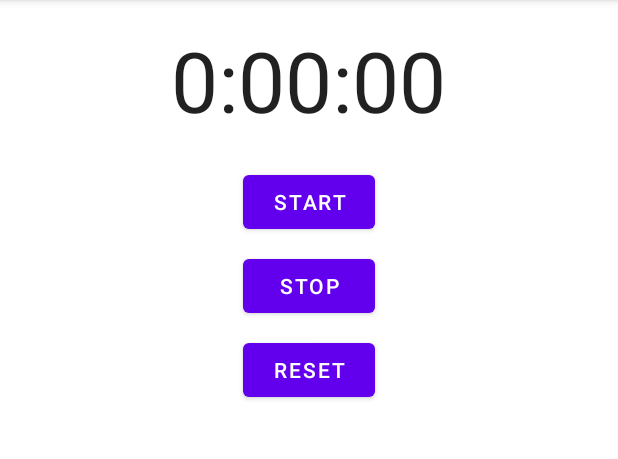
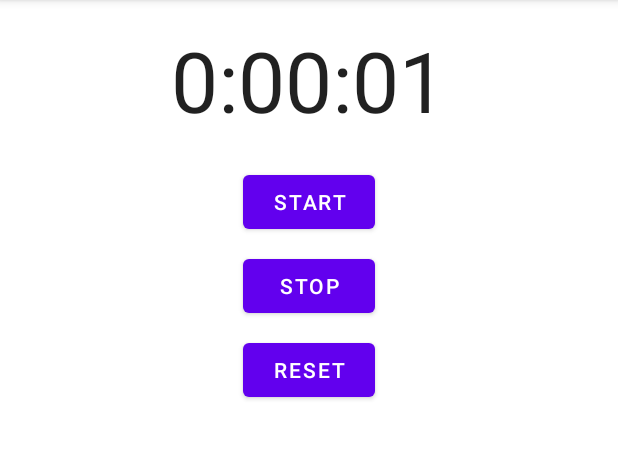
Before and after one commit to JonGracias/Ch11_Workout_Stopwatch_Fragment, an Android app: the screen it shows after launch (TempActivity), after a tap on "STOP", on a phone screen of 412 x 824 dp, the part 84-543 px from its top. Run offline under Robolectric (Android 15) with nearby library versions, the phone set to English and light mode, and no system bars.

```diff
--- a/app/src/main/java/com/hfad/workout/StopwatchFragment.java
+++ b/app/src/main/java/com/hfad/workout/StopwatchFragment.java
@@ -3,13 +3,15 @@ package com.hfad.workout;
 import android.os.Bundle;
 import androidx.fragment.app.Fragment;
 import android.os.Handler;
+import android.os.Looper;
 import android.view.LayoutInflater;
 import android.view.View;
 import android.view.ViewGroup;
+import android.widget.Button;
 import android.widget.TextView;
 import java.util.Locale;
 
-public class StopwatchFragment extends Fragment {
+public class StopwatchFragment extends Fragment implements View.OnClickListener{
     //Number of seconds displayed on the stopwatch.
     private int seconds = 0;
     //Is the stopwatch running?
@@ -32,7 +34,30 @@ public class StopwatchFragment extends Fragment {
         // Inflate the layout for this fragment
         View layout = inflater.inflate(R.layout.fragment_stopwatch, container, false);
         runTimer(layout);
+        Button startButton = layout.findViewById(R.id.start_button);
+        startButton.setOnClickListener(this);
+        Button stopButton  = layout.findViewById(R.id.stop_button);
+        stopButton.setOnClickListener(this);
+        Button resetButton = layout.findViewById(R.id.reset_button);
+        resetButton.setOnClickListener(this);
         return layout;
+    }
+
+    @Override
+    public void onClick(View v) {
+        switch (v.getId()) {
+            case R.id.start_button:
+                onClickStart();
+                break;
+
+            case R.id.stop_button:
+                onClickStop();
+                break;
+
+            case R.id.reset_button:
+                onClickReset();
+                break;
+        }
     }
 
     @Override
@@ -57,35 +82,33 @@ public class StopwatchFragment extends Fragment {
         savedInstanceState.putBoolean("wasRunning", wasRunning);
     }
 
-    public void onClickStart(View view) {
+    private void onClickStart() {
         running = true;
     }
 
-    public void onClickStop(View view) {
+    private void onClickStop() {
         running = false;
-        seconds = 0;
     }
 
-    public void onClickReset(View view) {
+    private void onClickReset() {
         running = false;
         seconds = 0;
     }
 
     private void runTimer(View view) {
-        final TextView timeView = (TextView) view.findViewById(R.id.time_view);
-        final Handler handler = new Handler();
+        final TextView timeView = view.findViewById(R.id.time_view);
+        final Handler handler = new Handler(Looper.getMainLooper());
         handler.post(new Runnable() {
             @Override
             public void run() {
-                int hours = seconds/3600;
-                int minutes = (seconds%3600)/60;
-                int secs = seconds%60;
+                int hours = seconds / 3600;
+                int minutes = (seconds % 3600) / 60;
+                int secs = seconds % 60;
                 String time = String.format(Locale.getDefault(), "%d:%02d:%02d", hours, minutes, secs);
                 timeView.setText(time);
                 if (running) {
                     seconds++;
                 }
-
                 handler.postDelayed(this, 1000);
             }
         });
--- a/app/src/main/res/layout/fragment_stopwatch.xml
+++ b/app/src/main/res/layout/fragment_stopwatch.xml
@@ -20,7 +20,6 @@
         android:layout_height="wrap_content"
         android:layout_gravity="center_horizontal"
         android:layout_marginTop="20dp"
-        android:onClick="onClickStart"
         android:text="@string/start"/>
 
     <Button
@@ -29,7 +28,6 @@
         android:layout_height="wrap_content"
         android:layout_gravity="center_horizontal"
         android:layout_marginTop="8dp"
-        android:onClick="onClickStop"
         android:text="@string/stop"/>
 
     <Button
@@ -38,7 +36,6 @@
         android:layout_height="wrap_content"
         android:layout_gravity="center_horizontal"
         android:layout_marginTop="8dp"
-        android:onClick="onClickReset"
         android:text="@string/reset"/>
 
 </LinearLayout>
--- a/build.gradle
+++ b/build.gradle
@@ -17,6 +17,11 @@ allprojects {
         google()
         jcenter()
     }
+    gradle.projectsEvaluated {
+        tasks.withType(JavaCompile){
+            options.compilerArgs << "-Xlint:deprecation"
+        }
+    }
 }
 
 task clean(type: Delete) {
```
